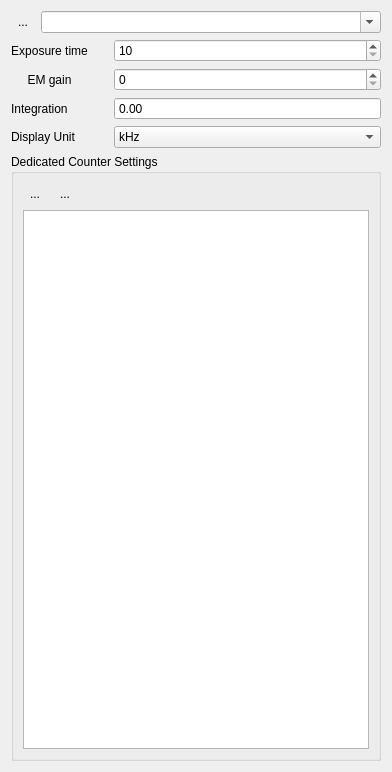
Qt form ui/CameraSettings.ui (pyIonControl/IonControl) before a commit.
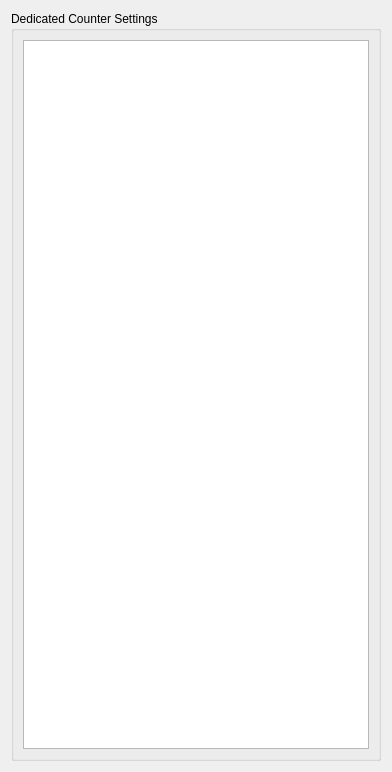
The same form after that commit. Icons and pictures are not drawn. Custom widgets are drawn as their Qt base class.

Commit message: Created a CameraSetting Table synced with global Variables. Included Scan parameters in Camera GUI. Updated ParameterTable.py to make the example more clear.

The edit to the form file:
```diff
--- a/ui/CameraSettings.ui
+++ b/ui/CameraSettings.ui
@@ -23,189 +23,12 @@
    <property name="sizeConstraint">
     <enum>QLayout::SetDefaultConstraint</enum>
    </property>
-   <item>
-    <layout class="QHBoxLayout" name="horizontalLayout">
-     <property name="sizeConstraint">
-      <enum>QLayout::SetDefaultConstraint</enum>
-     </property>
-     <item>
-      <widget class="QToolButton" name="removeDedicatedCountersProfileButton">
-       <property name="text">
-        <string>...</string>
-       </property>
-       <property name="icon">
-        <iconset resource="Experiment.qrc">
-         <normaloff>:/openicon/icons/edit-clear-locationbar-ltr.png</normaloff>:/openicon/icons/edit-clear-locationbar-ltr.png</iconset>
-       </property>
-       <property name="autoRaise">
-        <bool>true</bool>
-       </property>
-      </widget>
-     </item>
-     <item>
-      <widget class="QComboBox" name="profileDedicatedCountersComboBox">
-       <property name="sizePolicy">
-        <sizepolicy hsizetype="Preferred" vsizetype="Fixed">
-         <horstretch>1</horstretch>
-         <verstretch>0</verstretch>
-        </sizepolicy>
-       </property>
-       <property name="editable">
-        <bool>true</bool>
-       </property>
-      </widget>
-     </item>
-    </layout>
-   </item>
-   <item>
-    <layout class="QGridLayout" name="gridLayout_2" rowstretch="0,0,0,0" columnstretch="0,0">
-     <property name="horizontalSpacing">
-      <number>26</number>
-     </property>
-     <item row="1" column="1">
-      <widget class="QSpinBox" name="EMGainBox">
-       <property name="maximum">
-        <number>300</number>
-       </property>
-      </widget>
-     </item>
-     <item row="1" column="0">
-      <widget class="QLabel" name="label_4">
-       <property name="text">
-        <string>EM gain</string>
-       </property>
-       <property name="alignment">
-        <set>Qt::AlignCenter</set>
-       </property>
-      </widget>
-     </item>
-     <item row="2" column="1">
-      <widget class="MagnitudeSpinBox" name="integrationTimeBox">
-       <property name="sizePolicy">
-        <sizepolicy hsizetype="MinimumExpanding" vsizetype="Fixed">
-         <horstretch>2</horstretch>
-         <verstretch>0</verstretch>
-        </sizepolicy>
-       </property>
-       <property name="buttonSymbols">
-        <enum>QAbstractSpinBox::NoButtons</enum>
-       </property>
-      </widget>
-     </item>
-     <item row="3" column="0">
-      <widget class="QLabel" name="label_2">
-       <property name="text">
-        <string>Display Unit</string>
-       </property>
-      </widget>
-     </item>
-     <item row="2" column="0">
-      <widget class="QLabel" name="label">
-       <property name="text">
-        <string>Integration</string>
-       </property>
-      </widget>
-     </item>
-     <item row="0" column="1">
-      <widget class="QSpinBox" name="exposureTimeBox">
-       <property name="minimum">
-        <number>10</number>
-       </property>
-       <property name="maximum">
-        <number>10000</number>
-       </property>
-      </widget>
-     </item>
-     <item row="0" column="0">
-      <widget class="QLabel" name="label_3">
-       <property name="text">
-        <string>Exposure time</string>
-       </property>
-       <property name="alignment">
-        <set>Qt::AlignCenter</set>
-       </property>
-      </widget>
-     </item>
-     <item row="3" column="1">
-      <widget class="QComboBox" name="displayUnitCombo">
-       <property name="currentIndex">
-        <number>1</number>
-       </property>
-       <item>
-        <property name="text">
-         <string>Hz</string>
-        </property>
-       </item>
-       <item>
-        <property name="text">
-         <string>kHz</string>
-        </property>
-       </item>
-       <item>
-        <property name="text">
-         <string>MHz</string>
-        </property>
-       </item>
-       <item>
-        <property name="text">
-         <string>Counts</string>
-        </property>
-       </item>
-      </widget>
-     </item>
-    </layout>
-   </item>
    <item>
     <widget class="QGroupBox" name="counterGroupBox">
      <property name="title">
       <string>Dedicated Counter Settings</string>
      </property>
      <layout class="QVBoxLayout" name="verticalLayout">
-      <item>
-       <layout class="QHBoxLayout" name="horizontalLayout_3">
-        <item>
-         <widget class="QToolButton" name="addDedicatedCounterSettingButton">
-          <property name="text">
-           <string>...</string>
-          </property>
-          <property name="icon">
-           <iconset resource="Experiment.qrc">
-            <normaloff>:/openicon/icons/edit-add.png</normaloff>:/openicon/icons/edit-add.png</iconset>
-          </property>
-          <property name="autoRaise">
-           <bool>true</bool>
-          </property>
-         </widget>
-        </item>
-        <item>
-         <widget class="QToolButton" name="dropDedicatedCounterSettingButton">
-          <property name="text">
-           <string>...</string>
-          </property>
-          <property name="icon">
-           <iconset resource="Experiment.qrc">
-            <normaloff>:/openicon/icons/edit_remove.png</normaloff>:/openicon/icons/edit_remove.png</iconset>
-          </property>
-          <property name="autoRaise">
-           <bool>true</bool>
-          </property>
-         </widget>
-        </item>
-        <item>
-         <spacer name="horizontalSpacer_3">
-          <property name="orientation">
-           <enum>Qt::Horizontal</enum>
-          </property>
-          <property name="sizeHint" stdset="0">
-           <size>
-            <width>40</width>
-            <height>20</height>
-           </size>
-          </property>
-         </spacer>
-        </item>
-       </layout>
-      </item>
       <item>
        <widget class="QSplitter" name="splitter">
         <property name="orientation">
@@ -219,18 +42,6 @@
    </item>
   </layout>
  </widget>
- <customwidgets>
-  <customwidget>
-   <class>MagnitudeSpinBox</class>
-   <extends>QDoubleSpinBox</extends>
-   <header>uiModules.MagnitudeSpinBox</header>
-  </customwidget>
- </customwidgets>
- <tabstops>
-  <tabstop>exposureTimeBox</tabstop>
-  <tabstop>integrationTimeBox</tabstop>
-  <tabstop>displayUnitCombo</tabstop>
- </tabstops>
  <resources>
   <include location="Experiment.qrc"/>
  </resources>
```
The commit also changes 5 other files.
